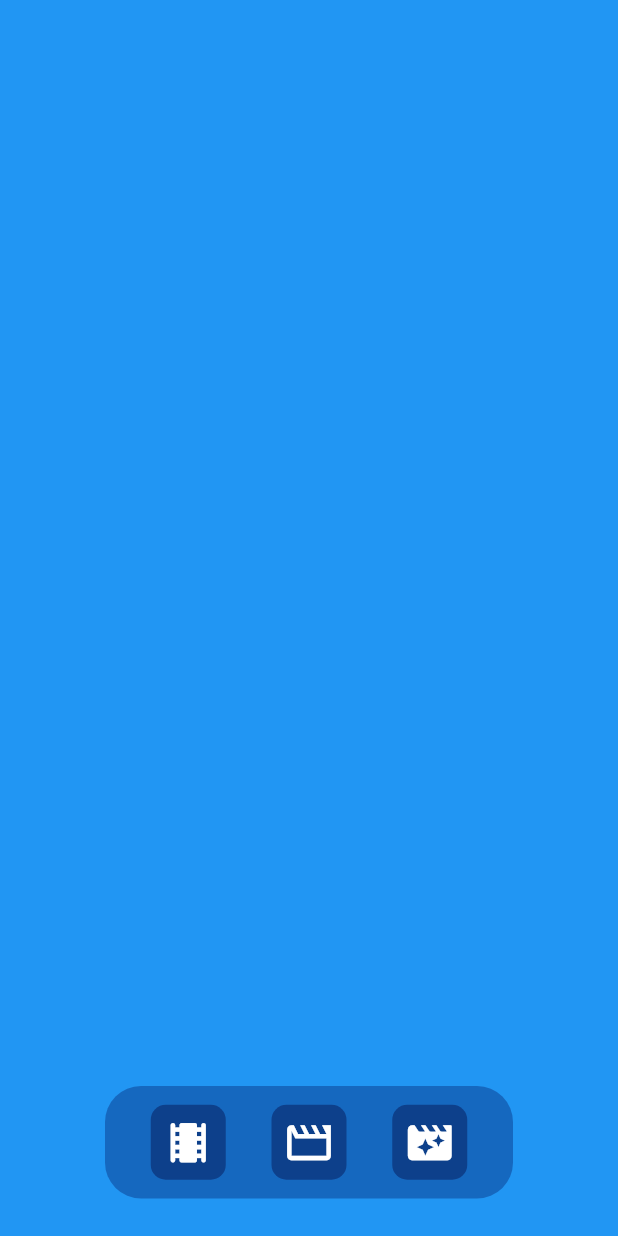
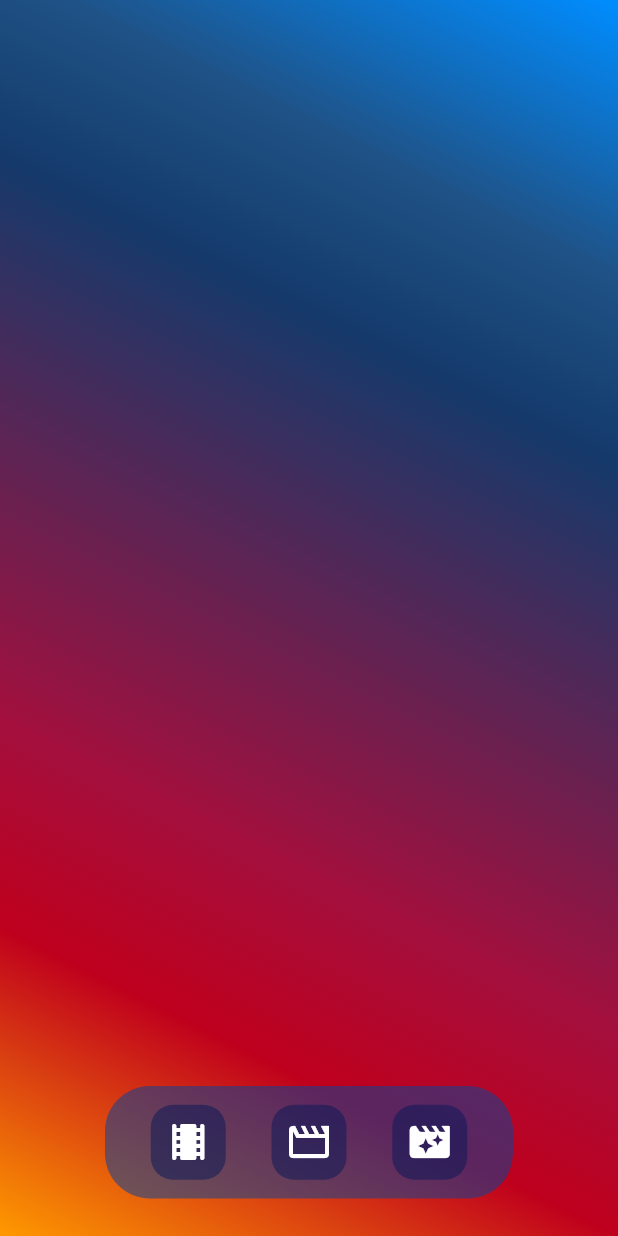
Before and after one commit to daneus/sked, a Flutter app: the screen it shows after launch, on a phone screen of 412 x 824 dp. Run offline on Flutter 3.47's test engine with Material 3 defaults, Android fonts, the phone set to English and light mode, and no system bars.

Commit message:
Created initial background

```diff
--- a/lib/pages/custom_navigation_bar.dart
+++ b/lib/pages/custom_navigation_bar.dart
@@ -17,7 +17,7 @@ class _CustomNavigationBarState extends State<CustomNavigationBar> {
             child: Container(
               decoration: BoxDecoration(
                   color: const Color.fromRGBO(12, 66, 148, 0.55),
-                  borderRadius: BorderRadius.circular(24)),
+                  borderRadius: BorderRadius.circular(30)),
               child: SizedBox(
                 height: 75,
                 child: Row(
@@ -29,9 +29,9 @@ class _CustomNavigationBarState extends State<CustomNavigationBar> {
                       child: Container(
                         decoration: BoxDecoration(
                             color: const Color.fromRGBO(5, 23, 87, .5),
-                            borderRadius: BorderRadius.circular(10)),
+                            borderRadius: BorderRadius.circular(15)),
                         child: const Icon(
-                          size: 35,
+                          size: 32,
                           Icons.local_movies_rounded,
                           color: Colors.white,
                         ),
@@ -42,10 +42,10 @@ class _CustomNavigationBarState extends State<CustomNavigationBar> {
                       height: 50,
                       child: Container(
                         decoration: BoxDecoration(
-                            color: const Color.fromRGBO(5, 23, 87, .5),
-                            borderRadius: BorderRadius.circular(10)),
+                            color: const Color.fromRGBO(5, 23, 87, 0.5),
+                            borderRadius: BorderRadius.circular(15)),
                         child: const Icon(
-                          size: 35,
+                          size: 32,
                           Icons.movie_creation_outlined,
                           color: Colors.white,
                         ),
@@ -56,10 +56,10 @@ class _CustomNavigationBarState extends State<CustomNavigationBar> {
                       height: 50,
                       child: Container(
                         decoration: BoxDecoration(
-                            color: const Color.fromRGBO(5, 23, 87, .5),
-                            borderRadius: BorderRadius.circular(10)),
+                            color: const Color.fromRGBO(5, 23, 87, 0.5),
+                            borderRadius: BorderRadius.circular(15)),
                         child: const Icon(
-                          size: 35,
+                          size: 32,
                           Icons.movie_filter_rounded,
                           color: Colors.white,
                         ),
--- a/lib/pages/peliculas.dart
+++ b/lib/pages/peliculas.dart
@@ -5,8 +5,31 @@ class Peliculas extends StatelessWidget {
 
   @override
   Widget build(BuildContext context) {
-    return const Scaffold(
-      backgroundColor: Colors.blue,
+    return Material(
+      child: Scaffold(
+        body: Container(
+          decoration: const BoxDecoration(
+              gradient: LinearGradient(
+                  begin: Alignment.bottomLeft,
+                  end: Alignment.topRight,
+                  colors: <Color>[
+                Color(0xFFFF9900),
+                Color(0xFFBF001D),
+                Color(0xFFA50F3D),
+                Color(0xFF143A6B),
+                Color(0xFF1F5286),
+                Color(0xFF008DFF)
+              ],
+                  stops: <double>[
+                0,
+                0.2,
+                0.33,
+                0.7,
+                0.82,
+                1
+              ])),
+        ),
+      ),
     );
   }
 }
```
